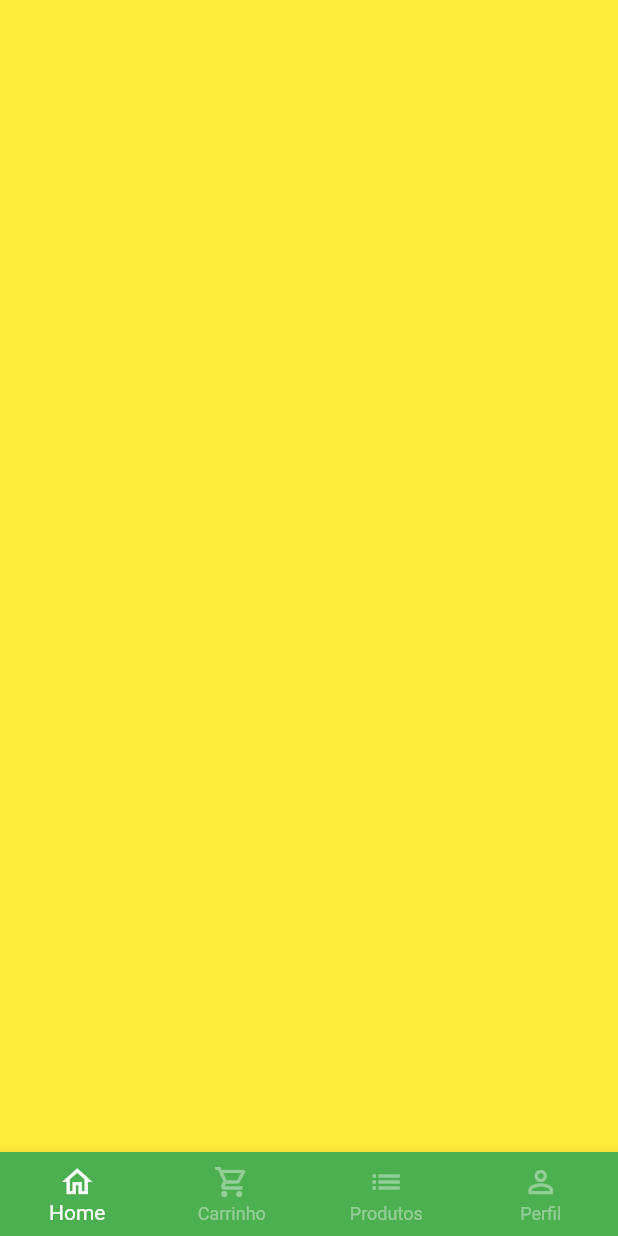
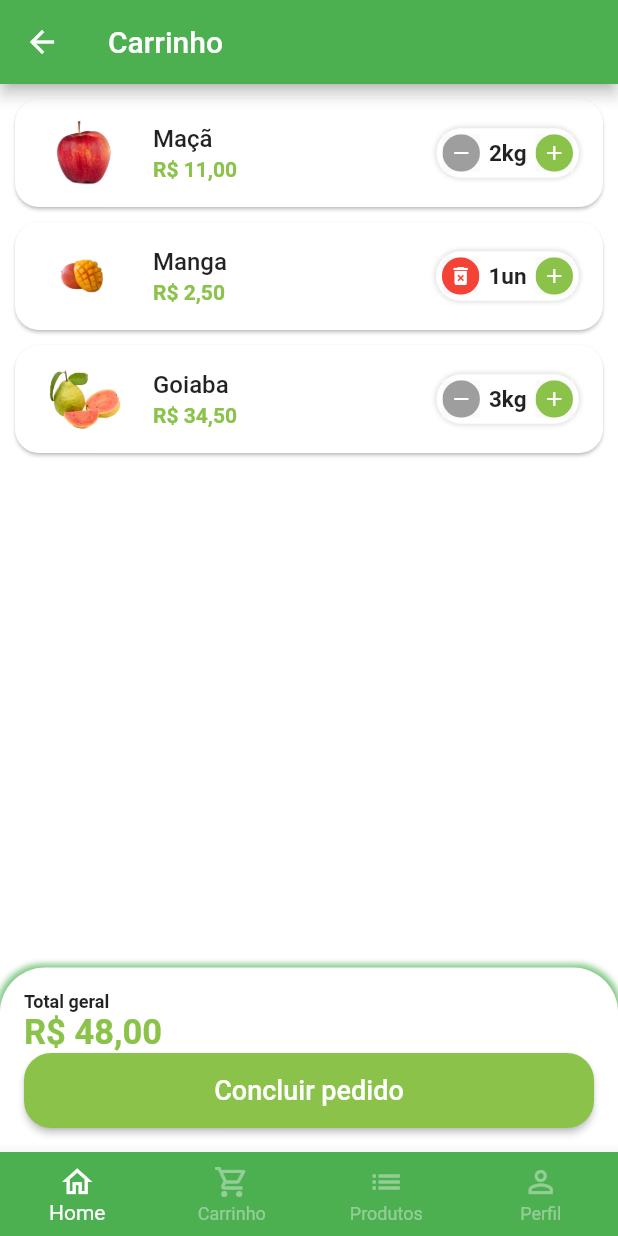
Before and after one commit to FelipeMonteiro013/Greengrocer, a Flutter app: the BaseScreen screen opened directly, swiped to page 2, on a phone screen of 412 x 824 dp. Run offline on Flutter 3.47's test engine with Material 2 defaults, Android fonts, the phone set to English and light mode, and no system bars; our stand-ins replace animated_text_kit, badges, mask_text_input_formatter.

Commit message:
Cart Tab

```diff
--- a/lib/src/config/app_data.dart
+++ b/lib/src/config/app_data.dart
@@ -1,4 +1,6 @@
 import 'package:greengrocer/src/models/item_model.dart';
+
+import '../models/cart_item_model.dart';
 
 ItemModel apple = ItemModel(
   itemName: 'Maçã',
@@ -70,3 +72,9 @@ List<String> categories = [
   'Temperos',
   'Cereais',
 ];
+
+List<CartItemModel> cartItems = [
+  CartItemModel(item: apple, quantity: 2),
+  CartItemModel(item: mango, quantity: 1),
+  CartItemModel(item: guava, quantity: 3),
+];
--- /dev/null
+++ b/lib/src/models/cart_item_model.dart
@@ -0,0 +1,13 @@
+import 'package:greengrocer/src/models/item_model.dart';
+
+class CartItemModel {
+  ItemModel item;
+  int quantity;
+
+  CartItemModel({
+    required this.item,
+    required this.quantity,
+  });
+
+  double totalPrice() => item.price * quantity;
+}
--- a/lib/src/pages/base/base_screen.dart
+++ b/lib/src/pages/base/base_screen.dart
@@ -1,5 +1,6 @@
 import 'package:flutter/material.dart';
 import 'package:greengrocer/src/pages/Home/home_tab.dart';
+import 'package:greengrocer/src/pages/cart/cart_tab.dart';
 
 class BaseScreen extends StatefulWidget {
   const BaseScreen({Key? key}) : super(key: key);
@@ -20,9 +21,7 @@ class _BaseScreenState extends State<BaseScreen> {
         physics: const NeverScrollableScrollPhysics(),
         children: [
           const HomeTab(),
-          Container(
-            color: Colors.yellow,
-          ),
+          CartTab(),
           Container(
             color: Colors.blue,
           ),
--- /dev/null
+++ b/lib/src/pages/cart/cart_tab.dart
@@ -0,0 +1,156 @@
+import 'dart:developer';
+
+import 'package:flutter/material.dart';
+import 'package:greengrocer/src/config/custom_colors.dart';
+import 'package:greengrocer/src/models/cart_item_model.dart';
+import 'package:greengrocer/src/pages/cart/components/cart_tile.dart';
+import 'package:greengrocer/src/services/utils_services.dart';
+import 'package:greengrocer/src/config/app_data.dart' as appData;
+
+class CartTab extends StatefulWidget {
+  CartTab({Key? key}) : super(key: key);
+
+  @override
+  State<CartTab> createState() => _CartTabState();
+}
+
+class _CartTabState extends State<CartTab> {
+  final UtilsServices utilsServices = UtilsServices();
+
+  void removeItemFromCart(CartItemModel cartItem) {
+    setState(() {
+      appData.cartItems.remove(cartItem);
+    });
+  }
+
+  double cartTotalPrice() {
+    double total = 0;
+    for (var item in appData.cartItems) {
+      total += item.totalPrice();
+    }
+    return total;
+  }
+
+  @override
+  Widget build(BuildContext context) {
+    return Scaffold(
+      appBar: AppBar(
+        title: const Text('Carrinho'),
+      ),
+      body: Column(
+        children: [
+          Expanded(
+            child: ListView.builder(
+              itemCount: appData.cartItems.length,
+              itemBuilder: (_, index) {
+                final cartItem = appData.cartItems[index];
+                return CartTile(
+                  cartItem: appData.cartItems[index],
+                  updatedQuantity: (qtd) {
+                    if (qtd == 0) {
+                      removeItemFromCart(appData.cartItems[index]);
+                    } else {
+                      setState(() => cartItem.quantity = qtd);
+                    }
+                  },
+                );
+              },
+            ),
+          ),
+          Container(
+            padding: const EdgeInsets.all(16),
+            decoration: BoxDecoration(
+              color: Colors.white,
+              borderRadius: const BorderRadius.vertical(
+                top: Radius.circular(30),
+              ),
+              boxShadow: [
+                BoxShadow(
+                  color: Colors.green.shade300,
+                  blurRadius: 3,
+                  spreadRadius: 2,
+                )
+              ],
+            ),
+            child: Column(
+              crossAxisAlignment: CrossAxisAlignment.stretch,
+              children: [
+                const Text(
+                  'Total geral',
+                  style: TextStyle(
+                    fontWeight: FontWeight.bold,
+                    fontSize: 12,
+                  ),
+                ),
+                Text(
+                  utilsServices.priceToCurrency(cartTotalPrice()),
+                  style: TextStyle(
+                    fontSize: 23,
+                    fontWeight: FontWeight.bold,
+                    color: CustomColors.customSwatchColor,
+                  ),
+                ),
+                SizedBox(
+                  height: 50,
+                  child: ElevatedButton(
+                    onPressed: () async {
+                      bool? result = await showOrderConfirmation();
+
+                      print(result);
+                    },
+                    style: ElevatedButton.styleFrom(
+                      backgroundColor: CustomColors.customSwatchColor,
+                      shape: RoundedRectangleBorder(
+                        borderRadius: BorderRadius.circular(18),
+                      ),
+                    ),
+                    child: const Text(
+                      'Concluir pedido',
+                      style: TextStyle(
+                        fontSize: 18,
+                      ),
+                    ),
+                  ),
+                ),
+              ],
+            ),
+          )
+        ],
+      ),
+    );
+  }
+
+  Future<bool?> showOrderConfirmation() {
+    return showDialog(
+      context: context,
+      builder: (context) {
+        return AlertDialog(
+          shape: RoundedRectangleBorder(
+            borderRadius: BorderRadius.circular(20),
+          ),
+          title: const Text('Confirmação'),
+          content: const Text('Deseja realmente concluir o pedido ?'),
+          actions: [
+            TextButton(
+              onPressed: () {
+                Navigator.of(context).pop(false);
+              },
+              child: const Text('Não'),
+            ),
+            ElevatedButton(
+              style: ElevatedButton.styleFrom(
+                shape: RoundedRectangleBorder(
+                  borderRadius: BorderRadius.circular(20),
+                ),
+              ),
+              onPressed: () {
+                Navigator.of(context).pop(true);
+              },
+              child: const Text('Sim'),
+            )
+          ],
+        );
+      },
+    );
+  }
+}
--- /dev/null
+++ b/lib/src/pages/cart/components/cart_tile.dart
@@ -0,0 +1,67 @@
+import 'package:flutter/material.dart';
+import 'package:greengrocer/src/config/app_data.dart';
+import 'package:greengrocer/src/config/custom_colors.dart';
+import 'package:greengrocer/src/models/cart_item_model.dart';
+import 'package:greengrocer/src/pages/widgets/quantity_widget.dart';
+import 'package:greengrocer/src/services/utils_services.dart';
+
+class CartTile extends StatefulWidget {
+  const CartTile({
+    Key? key,
+    required this.cartItem,
+    required this.updatedQuantity,
+  }) : super(key: key);
+
+  final CartItemModel cartItem;
+  final Function(int) updatedQuantity;
+
+  @override
+  State<CartTile> createState() => _CartTileState();
+}
+
+class _CartTileState extends State<CartTile> {
+  final UtilsServices utilsServices = UtilsServices();
+
+  @override
+  Widget build(BuildContext context) {
+    return Card(
+      margin: const EdgeInsets.fromLTRB(10, 10, 10, 0),
+      shape: RoundedRectangleBorder(
+        borderRadius: BorderRadius.circular(16),
+      ),
+      child: ListTile(
+        //Imagem
+        leading: Image.asset(
+          widget.cartItem.item.imgUrl,
+          width: 60,
+          height: 60,
+        ),
+
+        //Titulo
+        title: Text(
+          widget.cartItem.item.itemName,
+          style: const TextStyle(
+            fontWeight: FontWeight.w500,
+          ),
+        ),
+
+        //Total
+        subtitle: Text(
+          utilsServices.priceToCurrency(widget.cartItem.totalPrice()),
+          style: TextStyle(
+            color: CustomColors.customSwatchColor,
+            fontWeight: FontWeight.bold,
+          ),
+        ),
+
+        //Quantidade
+        trailing: QuantityWidget(
+          value: widget.cartItem.quantity,
+          suffixText: widget.cartItem.item.unit,
+          result: widget.updatedQuantity,
+          isRemovable: true,
+        ),
+      ),
+    );
+  }
+}
--- a/lib/src/pages/widgets/quantity_widget.dart
+++ b/lib/src/pages/widgets/quantity_widget.dart
@@ -1,23 +1,25 @@
 import 'package:flutter/material.dart';
 import 'package:greengrocer/src/config/custom_colors.dart';
-import 'package:greengrocer/src/models/item_model.dart';
+import 'package:greengrocer/src/models/cart_item_model.dart';
 
 class QuantityWidget extends StatelessWidget {
   final int value;
   final String suffixText;
   final Function(int quantity) result;
+  final bool isRemovable;
 
   const QuantityWidget({
     Key? key,
     required this.value,
     required this.suffixText,
     required this.result,
+    this.isRemovable = false,
   }) : super(key: key);
 
   @override
   Widget build(BuildContext context) {
     return Container(
-      padding: EdgeInsets.all(4),
+      padding: const EdgeInsets.all(4),
       decoration: BoxDecoration(
           color: Colors.white,
           borderRadius: BorderRadius.circular(50),
@@ -29,19 +31,21 @@ class QuantityWidget extends StatelessWidget {
             ),
           ]),
       child: Row(
+        mainAxisSize: MainAxisSize.min,
         children: [
           _QuantityButtom(
-            color: Colors.grey,
-            icon: Icons.remove,
+            color: !isRemovable || value > 1 ? Colors.grey : Colors.red,
+            icon:
+                !isRemovable || value > 1 ? Icons.remove : Icons.delete_forever,
             onPressed: () {
-              if (value == 1) return;
+              if (value == 1 && !isRemovable) return;
 
               int resultCount = value - 1;
               result(resultCount);
             },
           ),
           Padding(
-            padding: EdgeInsets.symmetric(horizontal: 6),
+            padding: const EdgeInsets.symmetric(horizontal: 6),
             child: Text(
               '$value$suffixText',
               style: const TextStyle(
```
